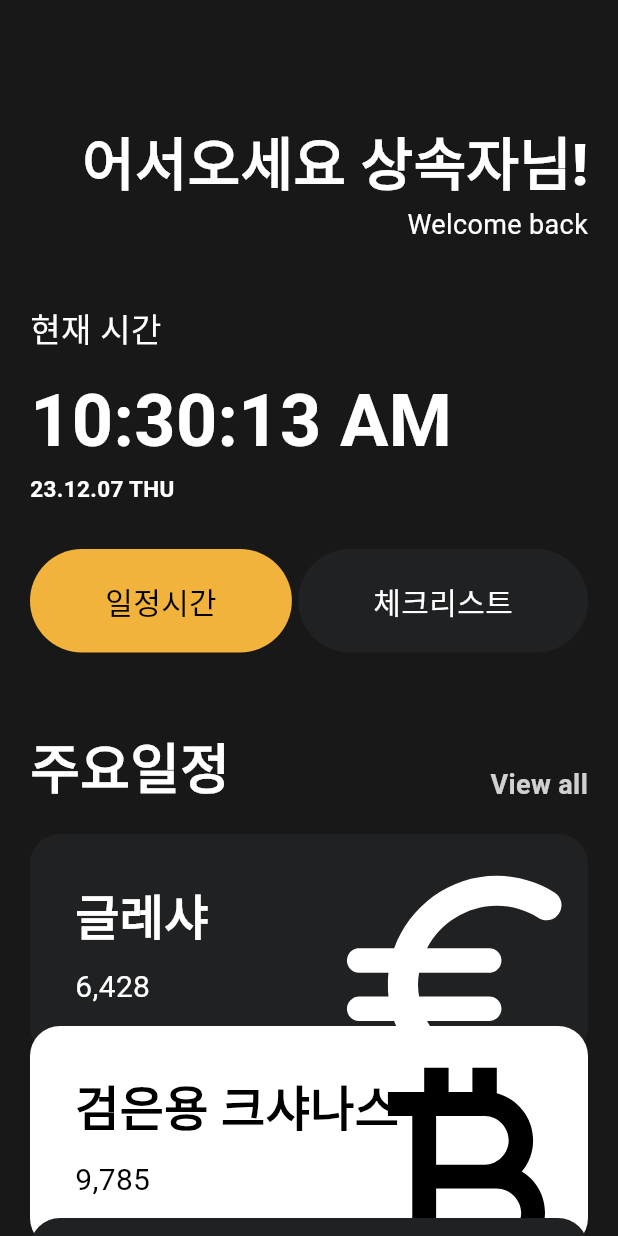
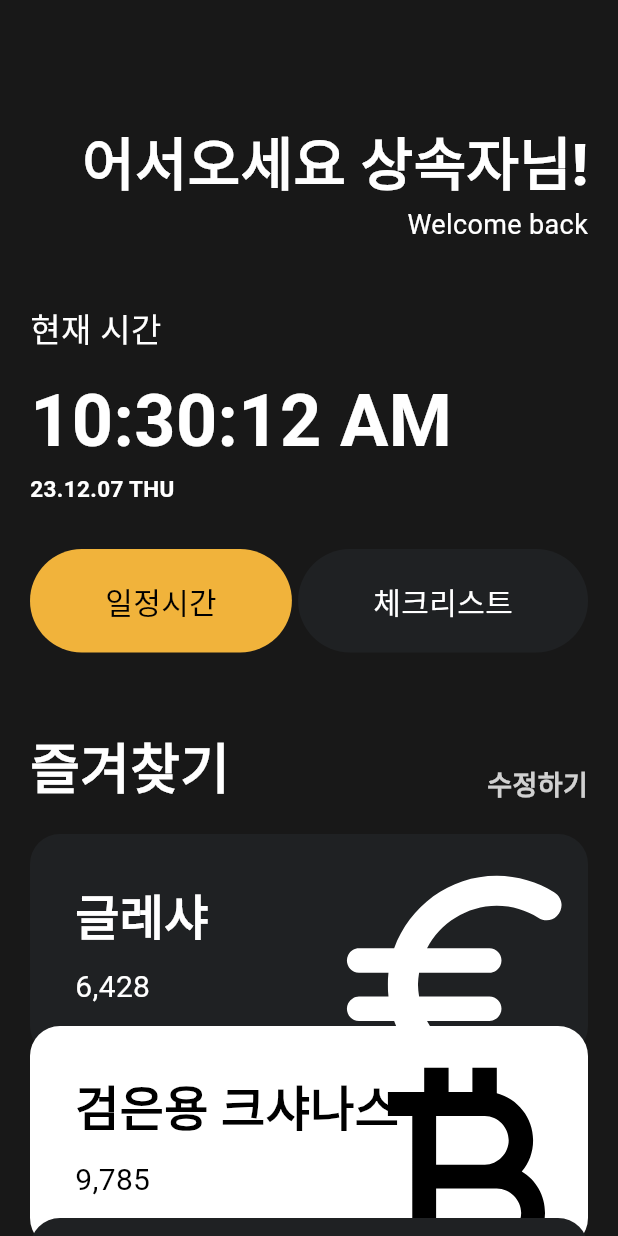
Before and after one commit to Nomad4512/archeage_schedule_manager, a Flutter app: the ScheduleScreen screen opened directly, item 3 of the bottom bar chosen, after a tap on the "home" icon, on a phone screen of 412 x 824 dp. Run offline on Flutter 3.47's test engine with Material 3 defaults, Android fonts, the light colour scheme and no system bars.

Commit message:
일일/주간 나누기, 중복내용 삭제, 홈 변경

```diff
--- a/lib/aasm_app.dart
+++ b/lib/aasm_app.dart
@@ -1,5 +1,5 @@
 import 'package:flutter/material.dart';
-import 'package:schedule_manager/screens/schedule_screen.dart';
+import 'package:schedule_manager/screens/main_screen.dart';
 
 class AasmApp extends StatelessWidget {
   const AasmApp({super.key});
@@ -10,7 +10,7 @@ class AasmApp extends StatelessWidget {
       theme: ThemeData(
         // 앱 전체에서 쓸 테마 넣을 예정
       ),
-      home: const ScheduleScreen(),
+      home: const MainScreen(),
     );
   }
 }
--- a/lib/buttons/main_button.dart
+++ b/lib/buttons/main_button.dart
@@ -1,6 +1,6 @@
 import 'package:flutter/material.dart';
 
-import '../screens/schedule_screen.dart';
+import '../screens/schedule_screen_daily.dart';
 
 class Button extends StatelessWidget {
 
@@ -8,7 +8,7 @@ class Button extends StatelessWidget {
   final Color bgColor;
   final Color textColor;
 
-  const Button({
+  const Button({super.key,
     required this.text,
     required this.bgColor,
     required this.textColor
@@ -21,7 +21,7 @@ class Button extends StatelessWidget {
         // 버튼을 눌렀을 때 ScheduleScreen으로 이동
         Navigator.push(
           context,
-          MaterialPageRoute(builder: (context) => ScheduleScreen()),
+          MaterialPageRoute(builder: (context) => const ScheduleScreen()),
         );
       },
       child:
--- a/lib/models/weekly_schedule.dart
+++ b/lib/models/weekly_schedule.dart
@@ -7,12 +7,6 @@ class WeeklySchedule {
     1: [ // 월요일
       {'time': '20:30', 'name': '황평'},
       {'time': '21:00', 'name': '침공, 델유'},
-      {'time': '22:00', 'name': '아켄'},
-      // ... 여기에 추가 일정
-    ],
-    2: [ // 화요일
-      {'time': '20:30', 'name': '가루다'},
-      {'time': '21:30', 'name': '레이드'},
       {'time': '22:00', 'name': '아켄'},
       // ... 여기에 추가 일정
     ],
--- a/lib/screens/main_screen.dart
+++ b/lib/screens/main_screen.dart
@@ -7,6 +7,8 @@ import '../buttons/main_button.dart';
 import '../widgets/main_card.dart';
 
 class MainScreen extends StatefulWidget {
+  const MainScreen({super.key});
+
   @override
   State<MainScreen> createState() => _MainScreenState();
 }
@@ -114,7 +116,7 @@ class _MainScreenState extends State<MainScreen> {
                   mainAxisAlignment: MainAxisAlignment.spaceBetween,
                   children: [
                     const Text(
-                      '주요일정',
+                      '즐겨찾기',
                       style: TextStyle(
                         color: Colors.white,
                         fontSize: 36,
@@ -122,7 +124,7 @@ class _MainScreenState extends State<MainScreen> {
                       ),
                     ),
                     Text(
-                      'View all',
+                      '수정하기',
                       style: TextStyle(
                         color: Colors.white.withOpacity(0.8),
                         fontSize: 18,
@@ -131,7 +133,7 @@ class _MainScreenState extends State<MainScreen> {
                     ),
                   ],
                 ),
-                SizedBox(
+                const SizedBox(
                   height: 20,
                 ),
                 const CurrencyCard(
--- /dev/null
+++ b/lib/screens/schedule_screen_daily.dart
@@ -0,0 +1,90 @@
+import 'dart:async';
+
+import 'package:flutter/material.dart';
+
+import '../models/daily_schedule.dart';
+import '../models/weekly_schedule.dart';
+import '../widgets/navigation_bar.dart';
+import '../widgets/schedule_card.dart';
+
+class ScheduleScreen extends StatefulWidget {
+  const ScheduleScreen({super.key});
+
+  @override
+  State<ScheduleScreen> createState() => _ScheduleScreenState();
+}
+
+class _ScheduleScreenState extends State<ScheduleScreen> {
+
+  late Timer timer;
+  List<DailySchedule> schedules = [];
+  List<DailySchedule> dailySchedules = DailySchedule.initializeSchedules();
+  List<DailySchedule> weeklySchedules = WeeklySchedule.getTodaysSchedules();
+
+  @override
+  void initState() {
+    super.initState();
+    schedules = DailySchedule.initializeSchedules();
+    timer = Timer.periodic(const Duration(seconds: 1), (Timer t) => updateRemainingTime());
+  }
+
+  void updateRemainingTime() {
+    setState(() {
+      DateTime now = DateTime.now();
+      for (var schedule in schedules) {
+        // 현재 시간 이후의 가장 가까운 시간을 찾습니다.
+        schedule.times = schedule.times
+            .where((time) => time.isAfter(now))
+            .toList();
+
+        if (schedule.times.isNotEmpty) {
+          // 리스트가 비어 있지 않다면, 가장 가까운 시간으로 정렬합니다.
+          schedule.times.sort((a, b) => a.compareTo(b));
+        }
+      }
+    });
+  }
+
+  @override
+  void dispose() {
+    timer.cancel();
+    super.dispose();
+  }
+
+  @override
+  Widget build(BuildContext context) {
+    return  Scaffold(
+      backgroundColor: const Color(0xFF181818),
+      body: Column(
+        children: [
+          Expanded(
+            flex: 2,
+            child: Container(
+              alignment: Alignment.center,
+              child: const Text(
+                ('일정 타이머'),
+                style: TextStyle(
+                    color: Colors.white,
+                    fontSize: 40,
+                    fontWeight: FontWeight.w600),
+              )
+            ),
+          ),
+           Expanded(
+            flex: 8,
+                child: Column(
+                  children: [
+                    ScheduleCard(schedules: dailySchedules),
+
+                  ],
+                ),
+          ),
+          const Expanded(
+            flex: 1,
+            child: NaviBar(),
+          ),
+        ],
+      ),
+    );
+  }
+}
--- a/lib/screens/schedule_screen.dart
+++ b/lib/screens/schedule_screen_weekly.dart
@@ -25,7 +25,7 @@ class _ScheduleScreenState extends State<ScheduleScreen> {
   void initState() {
     super.initState();
     schedules = DailySchedule.initializeSchedules();
-    timer = Timer.periodic(Duration(seconds: 1), (Timer t) => updateRemainingTime());
+    timer = Timer.periodic(const Duration(seconds: 1), (Timer t) => updateRemainingTime());
   }
 
   void updateRemainingTime() {
@@ -54,7 +54,7 @@ class _ScheduleScreenState extends State<ScheduleScreen> {
   @override
   Widget build(BuildContext context) {
     return  Scaffold(
-      backgroundColor: Color(0xFF181818),
+      backgroundColor: const Color(0xFF181818),
       body: Column(
         children: [
           Expanded(
@@ -62,7 +62,7 @@ class _ScheduleScreenState extends State<ScheduleScreen> {
             child: Container(
               alignment: Alignment.center,
               child: const Text(
-                ('일정 남은시간'),
+                ('일정 타이머'),
                 style: TextStyle(
                     color: Colors.white,
                     fontSize: 40,
@@ -74,9 +74,8 @@ class _ScheduleScreenState extends State<ScheduleScreen> {
             flex: 8,
                 child: Column(
                   children: [
-                    ScheduleCard(multi: 1, schedules: dailySchedules),
-                    const SizedBox(height: 20,),
-                    ScheduleCard(multi: 2, schedules: weeklySchedules),
+                    ScheduleCard(schedules: weeklySchedules),
+
                   ],
                 ),
           ),
--- a/lib/widgets/main_card.dart
+++ b/lib/widgets/main_card.dart
@@ -7,7 +7,7 @@ class CurrencyCard extends StatelessWidget {
   final double offsetY;
   final IconData icon;
 
-  const CurrencyCard({
+  const CurrencyCard({super.key,
     required this.bgColor,
     required this.txtColor,
     required this.currencyB,
@@ -43,7 +43,7 @@ class CurrencyCard extends StatelessWidget {
                       fontWeight: FontWeight.w600,
                     ),
                   ),
-                  SizedBox(
+                  const SizedBox(
                     height: 10,
                   ),
                   Row(
--- a/lib/widgets/navigation_bar.dart
+++ b/lib/widgets/navigation_bar.dart
@@ -22,23 +22,23 @@ class NaviBar extends StatelessWidget {
             mainAxisAlignment: MainAxisAlignment.spaceEvenly,
             children: [
               IconButton(
-                icon: Icon(Icons.list_alt_rounded),
+                icon: const Icon(Icons.list_alt_rounded),
                 color: Colors.indigo,
                 iconSize: MediaQuery.of(context).size.height * 0.07, // 화면 높이에 따라 아이콘 크기 조절
                 onPressed: () {},
               ),
               IconButton(
-                icon: Icon(Icons.home_rounded),
+                icon: const Icon(Icons.home_rounded),
                 iconSize: MediaQuery.of(context).size.height * 0.07, // 화면 높이에 따라 아이콘 크기 조절
                 onPressed: () {
                   Navigator.push(
                     context,
-                    MaterialPageRoute(builder: (context) => MainScreen()),
+                    MaterialPageRoute(builder: (context) => const MainScreen()),
                   );
                 },
               ),
               IconButton(
-                icon: Icon(Icons.event_available_rounded),
+                icon: const Icon(Icons.event_available_rounded),
                 iconSize: MediaQuery.of(context).size.height * 0.07, // 화면 높이에 따라 아이콘 크기 조절
                 onPressed: () {},
               ),
--- a/lib/widgets/schedule_card.dart
+++ b/lib/widgets/schedule_card.dart
@@ -2,12 +2,10 @@ import 'package:flutter/material.dart';
 import '../models/daily_schedule.dart';
 
 class ScheduleCard extends StatelessWidget {
-  final double multi;
   final List<DailySchedule> schedules;
 
   const ScheduleCard({
     Key? key,
-    required this.multi,
     required this.schedules,
   }) : super(key: key);
 
@@ -23,7 +21,7 @@ class ScheduleCard extends StatelessWidget {
   Widget build(BuildContext context) {
     // 화면 크기를 기준으로 카드의 높이를 계산합니다.
     var screenSize = MediaQuery.of(context).size;
-    double cardHeight = screenSize.height * 0.2 * multi; // multi : 화면 높이 배수
+    double cardHeight = screenSize.height * 0.7;
 
     return Padding(
       padding: const EdgeInsets.symmetric(horizontal: 20),
@@ -57,7 +55,7 @@ class ScheduleCard extends StatelessWidget {
                       alignment: Alignment.centerLeft,
                       child: Text(
                         schedule.scheduleName,
-                        style: TextStyle(fontSize: 30, color: Colors.white),
+                        style: const TextStyle(fontSize: 30, color: Colors.white),
                       ),
                     ),
                   ),
@@ -67,7 +65,7 @@ class ScheduleCard extends StatelessWidget {
                       alignment: Alignment.centerLeft,
                       child: Text(
                         remainingTime <= Duration.zero ? '일정이 끝났습니다.' : formatDuration(remainingTime),
-                        style: TextStyle(fontSize: 30, color: Colors.white),
+                        style: const TextStyle(fontSize: 30, color: Colors.white),
                       ),
                     ),
                   ),
```
